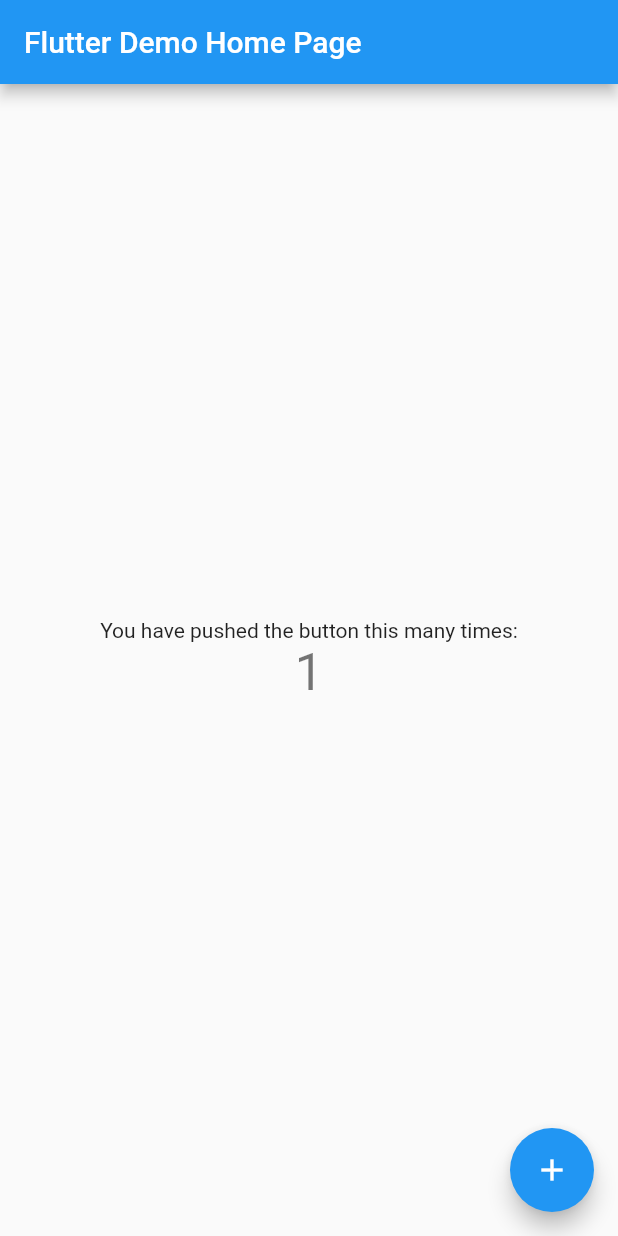
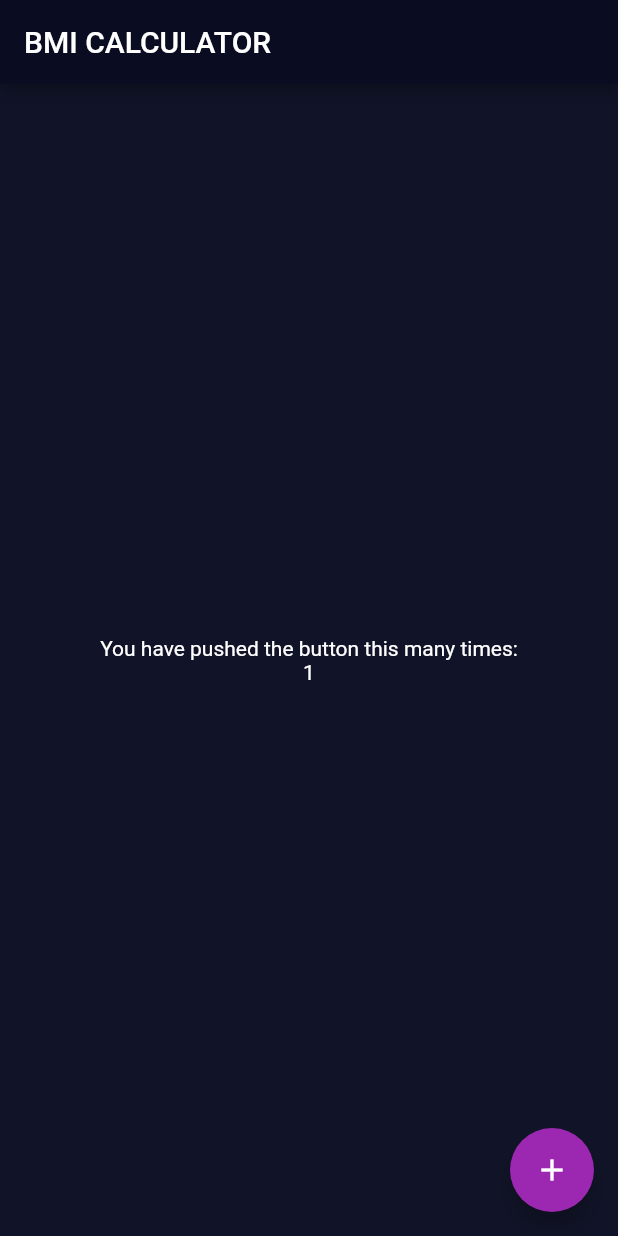
Before and after one commit to Vitafresh/bmi-calculator, a Flutter app: the screen it shows after launch, after a tap on the "add" icon, on a phone screen of 412 x 824 dp. Run offline on Flutter 3.47's test engine with Material 2 defaults, Android fonts, the phone set to English and light mode, and no system bars.

Commit message:
Theme properties added to display dark background

```diff
--- a/lib/main.dart
+++ b/lib/main.dart
@@ -1,34 +1,33 @@
 import 'package:flutter/material.dart';
 
 void main() {
-  runApp(MyApp());
+  runApp(BmiCalculator());
 }
 
-class MyApp extends StatelessWidget {
+class BmiCalculator extends StatelessWidget {
   // This widget is the root of your application.
   @override
   Widget build(BuildContext context) {
     return MaterialApp(
-      title: 'Flutter Demo',
+      title: 'Bmi Calculator',
       theme: ThemeData(
-        // This is the theme of your application.
-        //
-        // Try running your application with "flutter run". You'll see the
-        // application has a blue toolbar. Then, without quitting the app, try
-        // changing the primarySwatch below to Colors.green and then invoke
-        // "hot reload" (press "r" in the console where you ran "flutter run",
-        // or simply save your changes to "hot reload" in a Flutter IDE).
-        // Notice that the counter didn't reset back to zero; the application
-        // is not restarted.
-        primarySwatch: Colors.blue,
+        primaryColor: Color(0xFF0A0D22),
+        scaffoldBackgroundColor: Color(0xFF111428),
+        accentColor: Colors.purple,
+        textTheme: TextTheme(bodyText2: TextStyle(color: Colors.white)),
       ),
-      home: MyHomePage(title: 'Flutter Demo Home Page'),
+      // ThemeData.dark(),
+      // ThemeData(
+      //   // This is the theme of your application.
+      //   primarySwatch: Colors.amber,
+      // ),
+      home: InputPage(title: 'BMI CALCULATOR'),
     );
   }
 }
 
-class MyHomePage extends StatefulWidget {
-  MyHomePage({Key key, this.title}) : super(key: key);
+class InputPage extends StatefulWidget {
+  InputPage({Key key, this.title}) : super(key: key);
 
   // This widget is the home page of your application. It is stateful, meaning
   // that it has a State object (defined below) that contains fields that affect
@@ -42,10 +41,10 @@ class MyHomePage extends StatefulWidget {
   final String title;
 
   @override
-  _MyHomePageState createState() => _MyHomePageState();
+  _InputPageState createState() => _InputPageState();
 }
 
-class _MyHomePageState extends State<MyHomePage> {
+class _InputPageState extends State<InputPage> {
   int _counter = 0;
 
   void _incrementCounter() {
@@ -74,23 +73,7 @@ class _MyHomePageState extends State<MyHomePage> {
         title: Text(widget.title),
       ),
       body: Center(
-        // Center is a layout widget. It takes a single child and positions it
-        // in the middle of the parent.
         child: Column(
-          // Column is also a layout widget. It takes a list of children and
-          // arranges them vertically. By default, it sizes itself to fit its
-          // children horizontally, and tries to be as tall as its parent.
-          //
-          // Invoke "debug painting" (press "p" in the console, choose the
-          // "Toggle Debug Paint" action from the Flutter Inspector in Android
-          // Studio, or the "Toggle Debug Paint" command in Visual Studio Code)
-          // to see the wireframe for each widget.
-          //
-          // Column has various properties to control how it sizes itself and
-          // how it positions its children. Here we use mainAxisAlignment to
-          // center the children vertically; the main axis here is the vertical
-          // axis because Columns are vertical (the cross axis would be
-          // horizontal).
           mainAxisAlignment: MainAxisAlignment.center,
           children: <Widget>[
             Text(
@@ -98,7 +81,7 @@ class _MyHomePageState extends State<MyHomePage> {
             ),
             Text(
               '$_counter',
-              style: Theme.of(context).textTheme.headline4,
+              //style: Theme.of(context).textTheme.headline4,
             ),
           ],
         ),
```
Also changed, not shown: 1 other file.
